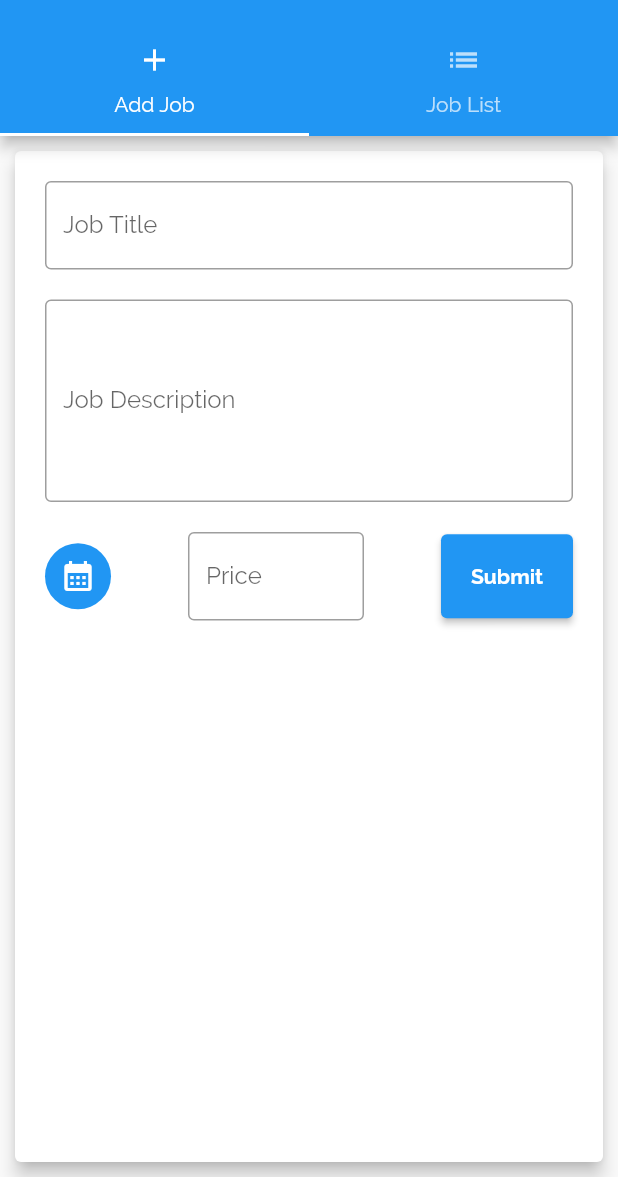
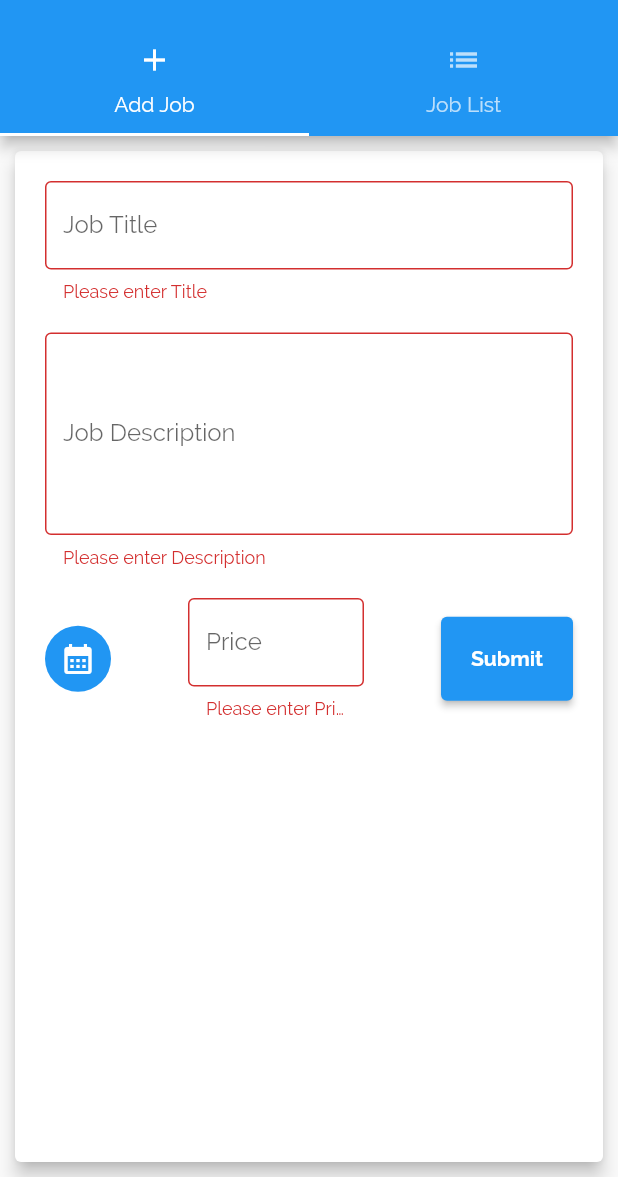
Before and after one commit to swornimb/project2, a Flutter app: the screen it shows after launch, after a tap on "Submit", on a phone screen of 412 x 824 dp, the part 59-1236 px from its top. Run offline on Flutter 3.47's test engine with Material 2 defaults, Android fonts, the phone set to English and light mode, and no system bars; our stand-ins replace badges; network calls fail.

Commit message:
Form Validation

```diff
--- a/lib/opening_form.dart
+++ b/lib/opening_form.dart
@@ -96,9 +96,9 @@ class UserForm extends StatelessWidget {
                               borderRadius: BorderRadius.circular(50),
                               onTap: ()async{
                                 final DateTime? date = await showDatePicker(context: context, initialDate: DateTime.now(), firstDate: DateTime(2000), lastDate: DateTime(2100));
-                                setState(){
+
                                   String mydate = date.toString();
-                                }
+
                               },
                               child: Icon(Icons.calendar_month, color: Colors.white,),
                             ),
@@ -129,9 +129,13 @@ class UserForm extends StatelessWidget {
                               style: ButtonStyle(padding: MaterialStateProperty.all(EdgeInsets.symmetric(horizontal: 20, vertical: 20))),
                               onPressed: (){
                                 if(_formkey.currentState!.validate()){
-                                  print("no error");
+                                  addonList(_mytitle, myprice, mydescription);
+                                  ScaffoldMessenger.of(context).showSnackBar(
+                                const SnackBar(
+                                    content: Text('Processing Data')),
+                              );
                                 }
-                                addonList(_mytitle, myprice, mydescription);
+
                               },
                               child: Text("Submit", style:TextStyle(fontWeight: FontWeight.bold)),
 
```
